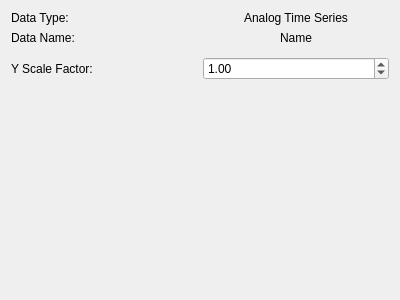
Before: the Qt Designer form src/WhiskerToolbox/DataViewer_Widget/AnalogTimeSeries/AnalogViewer_Widget.ui in paulmthompson/WhiskerToolbox, drawn with Qt 5.
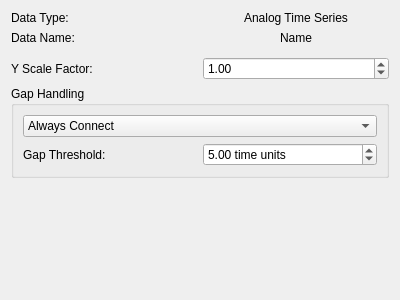
After: the same form once the commit is applied. Custom widgets are drawn as their Qt base class.

Commit message: fix scaling of dataviewer. also added testing for analog event threshold

Diff of the .ui file:
```diff
--- a/src/WhiskerToolbox/DataViewer_Widget/AnalogTimeSeries/AnalogViewer_Widget.ui
+++ b/src/WhiskerToolbox/DataViewer_Widget/AnalogTimeSeries/AnalogViewer_Widget.ui
@@ -86,6 +86,64 @@
      </item>
     </layout>
    </item>
+   <item>
+    <widget class="QGroupBox" name="gap_groupbox">
+     <property name="title">
+      <string>Gap Handling</string>
+     </property>
+     <layout class="QVBoxLayout" name="gap_layout">
+      <item>
+       <widget class="QComboBox" name="gap_mode_combo">
+        <item>
+         <property name="text">
+          <string>Always Connect</string>
+         </property>
+        </item>
+        <item>
+         <property name="text">
+          <string>Detect Gaps</string>
+         </property>
+        </item>
+        <item>
+         <property name="text">
+          <string>Show Markers</string>
+         </property>
+        </item>
+       </widget>
+      </item>
+      <item>
+       <layout class="QHBoxLayout" name="threshold_layout">
+        <item>
+         <widget class="QLabel" name="threshold_label">
+          <property name="text">
+           <string>Gap Threshold:</string>
+          </property>
+         </widget>
+        </item>
+        <item>
+         <widget class="QDoubleSpinBox" name="gap_threshold_spinbox">
+          <property name="minimum">
+           <double>0.100000000000000</double>
+          </property>
+          <property name="maximum">
+           <double>1000.000000000000000</double>
+          </property>
+          <property name="singleStep">
+           <double>1.000000000000000</double>
+          </property>
+          <property name="value">
+           <double>5.000000000000000</double>
+          </property>
+          <property name="suffix">
+           <string> time units</string>
+          </property>
+         </widget>
+        </item>
+       </layout>
+      </item>
+     </layout>
+    </widget>
+   </item>
    <item>
     <spacer name="verticalSpacer">
      <property name="orientation">
```
The commit also changes 11 other files.
